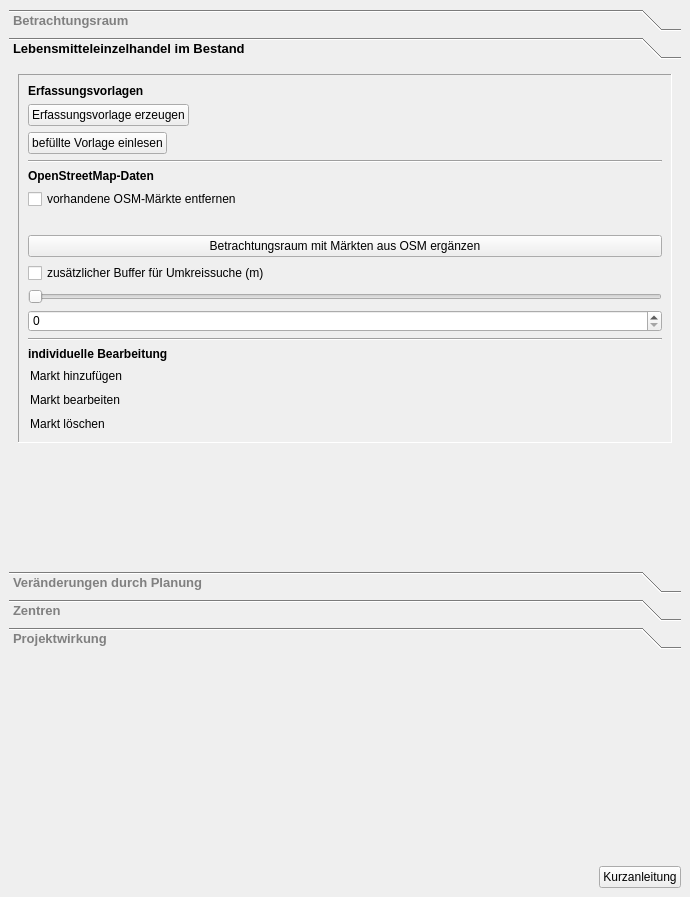
projektcheck/ProjektCheck-QGIS, file projektcheck/ui/ProjektCheck_dockwidget_analysis_08-SKSM.ui: the form before one commit.
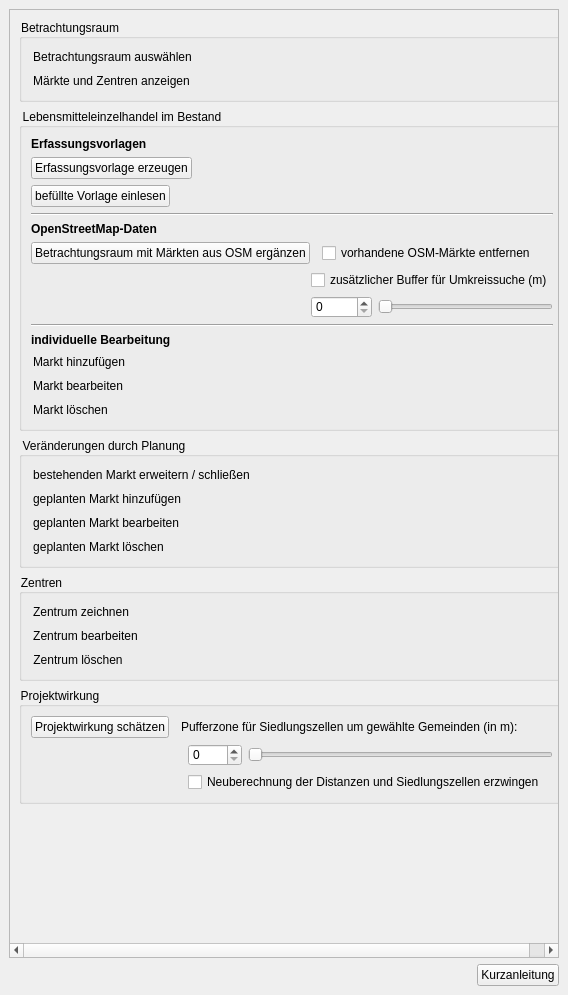
The form after the commit. Icons and pictures are not drawn. Custom widgets are drawn as their Qt base class.

Commit message: finshed design using QgsCollapsibleGroupBoxes and ScrollAreas

```diff
--- a/projektcheck/ui/ProjektCheck_dockwidget_analysis_08-SKSM.ui
+++ b/projektcheck/ui/ProjektCheck_dockwidget_analysis_08-SKSM.ui
@@ -6,12 +6,15 @@
    <rect>
     <x>0</x>
     <y>0</y>
-    <width>690</width>
-    <height>897</height>
+    <width>568</width>
+    <height>995</height>
    </rect>
   </property>
   <property name="styleSheet">
-   <string notr="true">QToolBox:tab {
+   <string notr="true">QgsCollapsibleGroupBox{
+font: bold 10pt ;
+}
+QToolBox:tab {
 	font: bold 10pt ;
     color: Grey;
 }
@@ -55,62 +58,29 @@
   <widget class="QWidget" name="dockWidgetContents">
    <layout class="QVBoxLayout" name="verticalLayout">
     <item>
-     <widget class="QToolBox" name="toolBox">
-      <property name="minimumSize">
-       <size>
-        <width>0</width>
-        <height>640</height>
-       </size>
+     <widget class="QScrollArea" name="scrollArea">
+      <property name="widgetResizable">
+       <bool>true</bool>
       </property>
-      <property name="currentIndex">
-       <number>1</number>
-      </property>
-      <widget class="QWidget" name="page">
+      <widget class="QWidget" name="scrollAreaWidgetContents">
        <property name="geometry">
         <rect>
          <x>0</x>
          <y>0</y>
-         <width>699</width>
-         <height>100</height>
+         <width>548</width>
+         <height>921</height>
         </rect>
        </property>
-       <property name="sizePolicy">
-        <sizepolicy hsizetype="Preferred" vsizetype="Maximum">
-         <horstretch>0</horstretch>
-         <verstretch>0</verstretch>
-        </sizepolicy>
-       </property>
-       <property name="maximumSize">
-        <size>
-         <width>16777215</width>
-         <height>100</height>
-        </size>
-       </property>
-       <attribute name="label">
-        <string>Betrachtungsraum</string>
-       </attribute>
-       <layout class="QVBoxLayout" name="verticalLayout_2">
+       <layout class="QVBoxLayout" name="verticalLayout_10">
         <item>
-         <widget class="QFrame" name="frame_3">
-          <property name="sizePolicy">
-           <sizepolicy hsizetype="Preferred" vsizetype="Maximum">
-            <horstretch>0</horstretch>
-            <verstretch>0</verstretch>
-           </sizepolicy>
+         <widget class="QgsCollapsibleGroupBox" name="mGroupBox">
+          <property name="title">
+           <string>Betrachtungsraum</string>
           </property>
-          <property name="maximumSize">
-           <size>
-            <width>16777215</width>
-            <height>100</height>
-           </size>
+          <property name="collapsed">
+           <bool>true</bool>
           </property>
-          <property name="frameShape">
-           <enum>QFrame::Panel</enum>
-          </property>
-          <property name="frameShadow">
-           <enum>QFrame::Sunken</enum>
-          </property>
-          <layout class="QVBoxLayout" name="verticalLayout_5">
+          <layout class="QVBoxLayout" name="verticalLayout_11">
            <item>
             <widget class="QPushButton" name="pushButton_39">
              <property name="sizePolicy">
@@ -198,60 +168,15 @@
           </layout>
          </widget>
         </item>
-       </layout>
-      </widget>
-      <widget class="QWidget" name="page_2">
-       <property name="geometry">
-        <rect>
-         <x>0</x>
-         <y>0</y>
-         <width>672</width>
-         <height>500</height>
-        </rect>
-       </property>
-       <property name="sizePolicy">
-        <sizepolicy hsizetype="MinimumExpanding" vsizetype="Fixed">
-         <horstretch>0</horstretch>
-         <verstretch>0</verstretch>
-        </sizepolicy>
-       </property>
-       <property name="minimumSize">
-        <size>
-         <width>0</width>
-         <height>500</height>
-        </size>
-       </property>
-       <property name="maximumSize">
-        <size>
-         <width>16777215</width>
-         <height>16777215</height>
-        </size>
-       </property>
-       <attribute name="label">
-        <string>Lebensmitteleinzelhandel im Bestand</string>
-       </attribute>
-       <layout class="QVBoxLayout" name="verticalLayout_8">
         <item>
-         <widget class="QFrame" name="frame_4">
-          <property name="sizePolicy">
-           <sizepolicy hsizetype="Preferred" vsizetype="Preferred">
-            <horstretch>0</horstretch>
-            <verstretch>0</verstretch>
-           </sizepolicy>
+         <widget class="QgsCollapsibleGroupBox" name="mGroupBox_3">
+          <property name="title">
+           <string>Lebensmitteleinzelhandel im Bestand</string>
           </property>
-          <property name="minimumSize">
-           <size>
-            <width>0</width>
-            <height>0</height>
-           </size>
+          <property name="collapsed">
+           <bool>true</bool>
           </property>
-          <property name="frameShape">
-           <enum>QFrame::Panel</enum>
-          </property>
-          <property name="frameShadow">
-           <enum>QFrame::Sunken</enum>
-          </property>
-          <layout class="QVBoxLayout" name="verticalLayout_9">
+          <layout class="QVBoxLayout" name="verticalLayout_12">
            <item>
             <widget class="QLabel" name="label_2">
              <property name="font">
@@ -332,65 +257,159 @@
             </widget>
            </item>
            <item>
-            <widget class="QCheckBox" name="checkBox_22">
-             <property name="text">
-              <string>vorhandene OSM-Märkte entfernen</string>
+            <layout class="QHBoxLayout" name="horizontalLayout_6">
+             <property name="topMargin">
+              <number>0</number>
              </property>
-            </widget>
-           </item>
-           <item>
-            <spacer name="horizontalSpacer">
-             <property name="orientation">
-              <enum>Qt::Horizontal</enum>
+             <property name="rightMargin">
+              <number>0</number>
              </property>
-             <property name="sizeHint" stdset="0">
-              <size>
-               <width>40</width>
-               <height>20</height>
-              </size>
-             </property>
-            </spacer>
+             <item>
+              <widget class="QPushButton" name="pushButton">
+               <property name="sizePolicy">
+                <sizepolicy hsizetype="Fixed" vsizetype="Fixed">
+                 <horstretch>0</horstretch>
+                 <verstretch>0</verstretch>
+                </sizepolicy>
+               </property>
+               <property name="text">
+                <string>Betrachtungsraum mit Märkten aus OSM ergänzen</string>
+               </property>
+               <property name="icon">
+                <iconset>
+                 <normaloff>../../images/iconset_mob/20190619_iconset_mob_markets_osm_1.png</normaloff>../../images/iconset_mob/20190619_iconset_mob_markets_osm_1.png</iconset>
+               </property>
+              </widget>
+             </item>
+             <item>
+              <spacer name="horizontalSpacer_8">
+               <property name="orientation">
+                <enum>Qt::Horizontal</enum>
+               </property>
+               <property name="sizeType">
+                <enum>QSizePolicy::Fixed</enum>
+               </property>
+               <property name="sizeHint" stdset="0">
+                <size>
+                 <width>6</width>
+                 <height>20</height>
+                </size>
+               </property>
+              </spacer>
+             </item>
+             <item>
+              <widget class="QCheckBox" name="checkBox_22">
+               <property name="text">
+                <string>vorhandene OSM-Märkte entfernen</string>
+               </property>
+              </widget>
+             </item>
+            </layout>
            </item>
            <item>
-            <widget class="QPushButton" name="pushButton">
-             <property name="sizePolicy">
-              <sizepolicy hsizetype="Minimum" vsizetype="Fixed">
-               <horstretch>0</horstretch>
-               <verstretch>0</verstretch>
-              </sizepolicy>
+            <layout class="QHBoxLayout" name="horizontalLayout_7">
+             <property name="topMargin">
+              <number>0</number>
              </property>
-             <property name="text">
-              <string>Betrachtungsraum mit Märkten aus OSM ergänzen</string>
-             </property>
-             <property name="icon">
-              <iconset>
-               <normaloff>../../images/iconset_mob/20190619_iconset_mob_markets_osm_1.png</normaloff>../../images/iconset_mob/20190619_iconset_mob_markets_osm_1.png</iconset>
-             </property>
-            </widget>
+             <item>
+              <spacer name="horizontalSpacer">
+               <property name="orientation">
+                <enum>Qt::Horizontal</enum>
+               </property>
+               <property name="sizeType">
+                <enum>QSizePolicy::Fixed</enum>
+               </property>
+               <property name="sizeHint" stdset="0">
+                <size>
+                 <width>268</width>
+                 <height>20</height>
+                </size>
+               </property>
+              </spacer>
+             </item>
+             <item>
+              <spacer name="horizontalSpacer_9">
+               <property name="orientation">
+                <enum>Qt::Horizontal</enum>
+               </property>
+               <property name="sizeType">
+                <enum>QSizePolicy::Fixed</enum>
+               </property>
+               <property name="sizeHint" stdset="0">
+                <size>
+                 <width>12</width>
+                 <height>20</height>
+                </size>
+               </property>
+              </spacer>
+             </item>
+             <item>
+              <widget class="QCheckBox" name="checkBox_23">
+               <property name="text">
+                <string>zusätzlicher Buffer für Umkreissuche (m)</string>
+               </property>
+              </widget>
+             </item>
+            </layout>
            </item>
            <item>
-            <widget class="QCheckBox" name="checkBox_23">
-             <property name="text">
-              <string>zusätzlicher Buffer für Umkreissuche (m)</string>
+            <layout class="QHBoxLayout" name="horizontalLayout">
+             <property name="leftMargin">
+              <number>0</number>
              </property>
-            </widget>
-           </item>
-           <item>
-            <widget class="QSlider" name="horizontalSlider">
-             <property name="maximum">
-              <number>10000</number>
+             <property name="topMargin">
+              <number>0</number>
              </property>
-             <property name="orientation">
-              <enum>Qt::Horizontal</enum>
-             </property>
-            </widget>
-           </item>
-           <item>
-            <widget class="QSpinBox" name="spinBox">
-             <property name="maximum">
-              <number>10000</number>
-             </property>
-            </widget>
+             <item>
+              <spacer name="horizontalSpacer_10">
+               <property name="orientation">
+                <enum>Qt::Horizontal</enum>
+               </property>
+               <property name="sizeType">
+                <enum>QSizePolicy::Fixed</enum>
+               </property>
+               <property name="sizeHint" stdset="0">
+                <size>
+                 <width>268</width>
+                 <height>20</height>
+                </size>
+               </property>
+              </spacer>
+             </item>
+             <item>
+              <spacer name="horizontalSpacer_11">
+               <property name="orientation">
+                <enum>Qt::Horizontal</enum>
+               </property>
+               <property name="sizeType">
+                <enum>QSizePolicy::Fixed</enum>
+               </property>
+               <property name="sizeHint" stdset="0">
+                <size>
+                 <width>12</width>
+                 <height>20</height>
+                </size>
+               </property>
+              </spacer>
+             </item>
+             <item>
+              <widget class="QSpinBox" name="spinBox">
+               <property name="maximum">
+                <number>10000</number>
+               </property>
+              </widget>
+             </item>
+             <item>
+              <widget class="QSlider" name="horizontalSlider">
+               <property name="maximum">
+                <number>10000</number>
+               </property>
+               <property name="orientation">
+                <enum>Qt::Horizontal</enum>
+               </property>
+              </widget>
+             </item>
+            </layout>
            </item>
            <item>
             <widget class="Line" name="line_2">
@@ -524,42 +543,14 @@
          </widget>
         </item>
         <item>
-         <spacer name="verticalSpacer_6">
-          <property name="orientation">
-           <enum>Qt::Vertical</enum>
+         <widget class="QgsCollapsibleGroupBox" name="mGroupBox_5">
+          <property name="title">
+           <string>Veränderungen durch Planung</string>
           </property>
-          <property name="sizeHint" stdset="0">
-           <size>
-            <width>20</width>
-            <height>40</height>
-           </size>
+          <property name="collapsed">
+           <bool>true</bool>
           </property>
-         </spacer>
-        </item>
-       </layout>
-      </widget>
-      <widget class="QWidget" name="page_3">
-       <property name="geometry">
-        <rect>
-         <x>0</x>
-         <y>0</y>
-         <width>640</width>
-         <height>505</height>
-        </rect>
-       </property>
-       <attribute name="label">
-        <string>Veränderungen durch Planung</string>
-       </attribute>
-       <layout class="QVBoxLayout" name="verticalLayout_3">
-        <item>
-         <widget class="QFrame" name="frame_5">
-          <property name="frameShape">
-           <enum>QFrame::Panel</enum>
-          </property>
-          <property name="frameShadow">
-           <enum>QFrame::Sunken</enum>
-          </property>
-          <layout class="QVBoxLayout" name="verticalLayout_6">
+          <layout class="QVBoxLayout" name="verticalLayout_13">
            <item>
             <widget class="QPushButton" name="pushButton_23">
              <property name="sizePolicy">
@@ -708,42 +699,14 @@
          </widget>
         </item>
         <item>
-         <spacer name="verticalSpacer_3">
-          <property name="orientation">
-           <enum>Qt::Vertical</enum>
+         <widget class="QgsCollapsibleGroupBox" name="mGroupBox_4">
+          <property name="title">
+           <string>Zentren</string>
           </property>
-          <property name="sizeHint" stdset="0">
-           <size>
-            <width>20</width>
-            <height>40</height>
-           </size>
+          <property name="collapsed">
+           <bool>true</bool>
           </property>
-         </spacer>
-        </item>
-       </layout>
-      </widget>
-      <widget class="QWidget" name="page_4">
-       <property name="geometry">
-        <rect>
-         <x>0</x>
-         <y>0</y>
-         <width>640</width>
-         <height>505</height>
-        </rect>
-       </property>
-       <attribute name="label">
-        <string>Zentren</string>
-       </attribute>
-       <layout class="QVBoxLayout" name="verticalLayout_4">
-        <item>
-         <widget class="QFrame" name="frame_6">
-          <property name="frameShape">
-           <enum>QFrame::Panel</enum>
-          </property>
-          <property name="frameShadow">
-           <enum>QFrame::Sunken</enum>
-          </property>
-          <layout class="QVBoxLayout" name="verticalLayout_7">
+          <layout class="QVBoxLayout" name="verticalLayout_5">
            <item>
             <widget class="QPushButton" name="pushButton_27">
              <property name="sizePolicy">
@@ -855,77 +818,172 @@
           </layout>
          </widget>
         </item>
-       </layout>
-      </widget>
-      <widget class="QWidget" name="page_5">
-       <property name="geometry">
-        <rect>
-         <x>0</x>
-         <y>0</y>
-         <width>640</width>
-         <height>505</height>
-        </rect>
-       </property>
-       <attribute name="label">
-        <string>Projektwirkung</string>
-       </attribute>
-       <layout class="QGridLayout" name="gridLayout_4">
-        <item row="0" column="0">
-         <widget class="QFrame" name="frame_7">
-          <property name="frameShape">
-           <enum>QFrame::Panel</enum>
+        <item>
+         <widget class="QgsCollapsibleGroupBox" name="mGroupBox_2">
+          <property name="title">
+           <string>Projektwirkung</string>
           </property>
-          <property name="frameShadow">
-           <enum>QFrame::Sunken</enum>
+          <property name="collapsed">
+           <bool>true</bool>
           </property>
-          <layout class="QGridLayout" name="gridLayout_6">
-           <item row="0" column="0">
-            <widget class="QPushButton" name="pushButton_2">
-             <property name="text">
-              <string>Projektwirkung schätzen</string>
+          <layout class="QVBoxLayout" name="verticalLayout_6">
+           <item>
+            <layout class="QHBoxLayout" name="horizontalLayout_3">
+             <property name="topMargin">
+              <number>0</number>
              </property>
-             <property name="icon">
-              <iconset>
-               <normaloff>../../images/iconset_mob/20190619_iconset_mob_calculate_1.png</normaloff>../../images/iconset_mob/20190619_iconset_mob_calculate_1.png</iconset>
-             </property>
-            </widget>
+             <item>
+              <widget class="QPushButton" name="pushButton_2">
+               <property name="sizePolicy">
+                <sizepolicy hsizetype="Fixed" vsizetype="Fixed">
+                 <horstretch>0</horstretch>
+                 <verstretch>0</verstretch>
+                </sizepolicy>
+               </property>
+               <property name="text">
+                <string>Projektwirkung schätzen</string>
+               </property>
+               <property name="icon">
+                <iconset>
+                 <normaloff>../../images/iconset_mob/20190619_iconset_mob_calculate_1.png</normaloff>../../images/iconset_mob/20190619_iconset_mob_calculate_1.png</iconset>
+               </property>
+              </widget>
+             </item>
+             <item>
+              <spacer name="horizontalSpacer_6">
+               <property name="orientation">
+                <enum>Qt::Horizontal</enum>
+               </property>
+               <property name="sizeType">
+                <enum>QSizePolicy::Fixed</enum>
+               </property>
+               <property name="sizeHint" stdset="0">
+                <size>
+                 <width>6</width>
+                 <height>20</height>
+                </size>
+               </property>
+              </spacer>
+             </item>
+             <item>
+              <widget class="QLabel" name="label">
+               <property name="text">
+                <string>Pufferzone für Siedlungszellen um gewählte Gemeinden (in m):</string>
+               </property>
+              </widget>
+             </item>
+            </layout>
            </item>
-           <item row="0" column="1" colspan="2">
-            <widget class="QLabel" name="label">
-             <property name="text">
-              <string>Pufferzone für Siedlungszellen um gewählte Gemeinden (in m):</string>
+           <item>
+            <layout class="QHBoxLayout" name="horizontalLayout_4">
+             <property name="leftMargin">
+              <number>0</number>
              </property>
-            </widget>
-           </item>
-           <item row="1" column="1">
-            <widget class="QSpinBox" name="spinBox_2">
-             <property name="maximum">
-              <number>5000</number>
+             <property name="topMargin">
+              <number>0</number>
              </property>
-            </widget>
+             <item>
+              <spacer name="horizontalSpacer_2">
+               <property name="orientation">
+                <enum>Qt::Horizontal</enum>
+               </property>
+               <property name="sizeType">
+                <enum>QSizePolicy::Fixed</enum>
+               </property>
+               <property name="sizeHint" stdset="0">
+                <size>
+                 <width>145</width>
+                 <height>20</height>
+                </size>
+               </property>
+              </spacer>
+             </item>
+             <item>
+              <spacer name="horizontalSpacer_5">
+               <property name="orientation">
+                <enum>Qt::Horizontal</enum>
+               </property>
+               <property name="sizeType">
+                <enum>QSizePolicy::Fixed</enum>
+               </property>
+               <property name="sizeHint" stdset="0">
+                <size>
+                 <width>12</width>
+                 <height>20</height>
+                </size>
+               </property>
+              </spacer>
+             </item>
+             <item>
+              <widget class="QSpinBox" name="spinBox_2">
+               <property name="maximum">
+                <number>5000</number>
+               </property>
+              </widget>
+             </item>
+             <item>
+              <widget class="QSlider" name="horizontalSlider_2">
+               <property name="maximum">
+                <number>5000</number>
+               </property>
+               <property name="orientation">
+                <enum>Qt::Horizontal</enum>
+               </property>
+              </widget>
+             </item>
+            </layout>
            </item>
-           <item row="1" column="2">
-            <widget class="QSlider" name="horizontalSlider_2">
-             <property name="maximum">
-              <number>5000</number>
+           <item>
+            <layout class="QHBoxLayout" name="horizontalLayout_5">
+             <property name="topMargin">
+              <number>0</number>
              </property>
-             <property name="orientation">
-              <enum>Qt::Horizontal</enum>
-             </property>
-            </widget>
-           </item>
-           <item row="2" column="1" colspan="2">
-            <widget class="QCheckBox" name="checkBox">
-             <property name="text">
-              <string>Neuberechnung der Distanzen und Siedlungszellen erzwingen</string>
-             </property>
-            </widget>
+             <item>
+              <spacer name="horizontalSpacer_3">
+               <property name="orientation">
+                <enum>Qt::Horizontal</enum>
+               </property>
+               <property name="sizeType">
+                <enum>QSizePolicy::Fixed</enum>
+               </property>
+               <property name="sizeHint" stdset="0">
+                <size>
+                 <width>145</width>
+                 <height>20</height>
+                </size>
+               </property>
+              </spacer>
+             </item>
+             <item>
+              <spacer name="horizontalSpacer_7">
+               <property name="orientation">
+                <enum>Qt::Horizontal</enum>
+               </property>
+               <property name="sizeType">
+                <enum>QSizePolicy::Fixed</enum>
+               </property>
+               <property name="sizeHint" stdset="0">
+                <size>
+                 <width>12</width>
+                 <height>20</height>
+                </size>
+               </property>
+              </spacer>
+             </item>
+             <item>
+              <widget class="QCheckBox" name="checkBox">
+               <property name="text">
+                <string>Neuberechnung der Distanzen und Siedlungszellen erzwingen</string>
+               </property>
+              </widget>
+             </item>
+            </layout>
            </item>
           </layout>
          </widget>
         </item>
-        <item row="1" column="1">
-         <spacer name="verticalSpacer_5">
+        <item>
+         <spacer name="verticalSpacer">
           <property name="orientation">
            <enum>Qt::Vertical</enum>
           </property>
@@ -941,45 +999,6 @@
       </widget>
      </widget>
     </item>
-    <item>
-     <spacer name="verticalSpacer_4">
-      <property name="orientation">
-       <enum>Qt::Vertical</enum>
-      </property>
-      <property name="sizeHint" stdset="0">
-       <size>
-        <width>20</width>
-        <height>40</height>
-       </size>
-      </property>
-     </spacer>
-    </item>
-    <item>
-     <spacer name="verticalSpacer_2">
-      <property name="orientation">
-       <enum>Qt::Vertical</enum>
-      </property>
-      <property name="sizeHint" stdset="0">
-       <size>
-        <width>20</width>
-        <height>40</height>
-       </size>
-      </property>
-     </spacer>
-    </item>
-    <item>
-     <spacer name="verticalSpacer">
-      <property name="orientation">
-       <enum>Qt::Vertical</enum>
-      </property>
-      <property name="sizeHint" stdset="0">
-       <size>
-        <width>20</width>
-        <height>40</height>
-       </size>
-      </property>
-     </spacer>
-    </item>
     <item>
      <layout class="QHBoxLayout" name="horizontalLayout_2">
       <property name="leftMargin">
@@ -1032,6 +1051,14 @@
    </layout>
   </widget>
  </widget>
+ <customwidgets>
+  <customwidget>
+   <class>QgsCollapsibleGroupBox</class>
+   <extends>QGroupBox</extends>
+   <header>qgscollapsiblegroupbox.h</header>
+   <container>1</container>
+  </customwidget>
+ </customwidgets>
  <resources/>
  <connections>
   <connection>
```
The commit also changes 7 other files.
